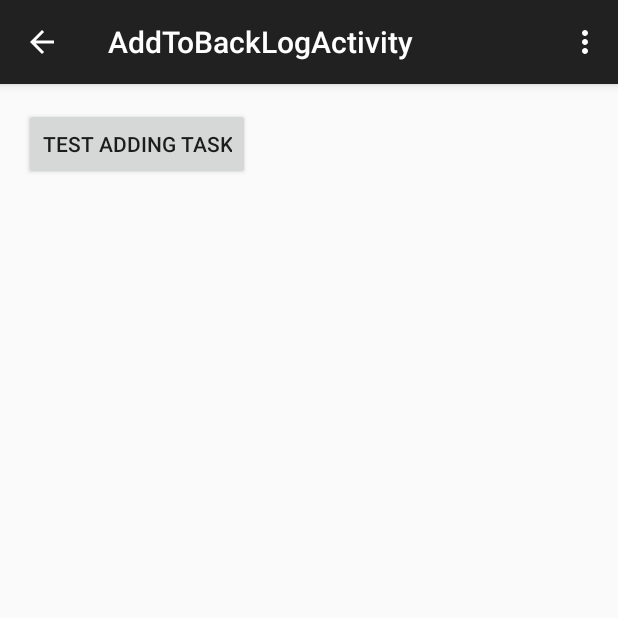
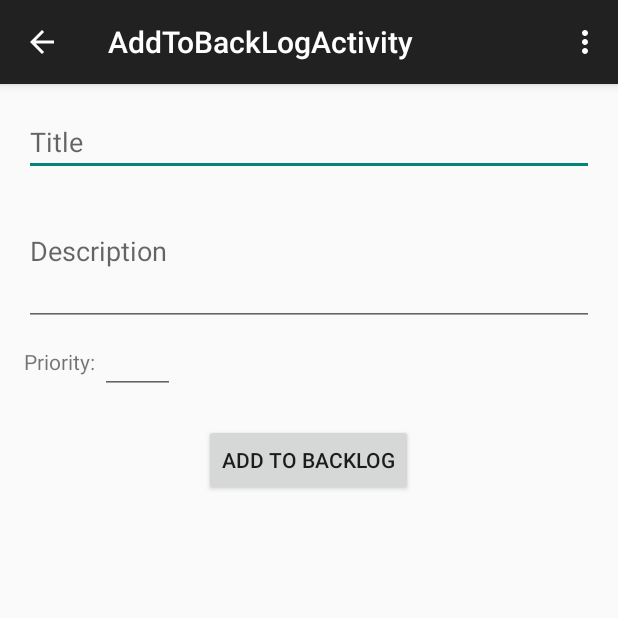
Before and after one commit to ptemplin/scrummaster, an Android app: the AddToBacklogActivity screen opened directly, with no data from a screen before it, on a phone screen of 412 x 824 dp, the top half of it. Run offline under Robolectric (Android 15) with nearby library versions, the phone set to English and light mode, and no system bars.

Commit message:
Added functionality to backlog

```diff
--- a/app/src/main/res/layout/activity_add_to_back_log.xml
+++ b/app/src/main/res/layout/activity_add_to_back_log.xml
@@ -1,15 +1,43 @@
-<RelativeLayout xmlns:android="http://schemas.android.com/apk/res/android"
+<LinearLayout xmlns:android="http://schemas.android.com/apk/res/android"
     xmlns:tools="http://schemas.android.com/tools" android:layout_width="match_parent"
     android:layout_height="match_parent" android:paddingLeft="@dimen/activity_horizontal_margin"
     android:paddingRight="@dimen/activity_horizontal_margin"
     android:paddingTop="@dimen/activity_vertical_margin"
     android:paddingBottom="@dimen/activity_vertical_margin"
+    android:orientation="vertical"
     tools:context="com.petertemplin.scrummaster.activity.AddToBacklogActivity">
 
-    <Button android:id="@+id/testAddTask"
+    <EditText android:id="@+id/editName"
+        android:layout_width="match_parent"
         android:layout_height="wrap_content"
+        android:hint="Title"></EditText>
+
+    <EditText android:id="@+id/editDescription"
+        android:layout_width="match_parent"
+        android:layout_height="100dp"
+        android:hint="Description"></EditText>
+
+    <LinearLayout
+        android:layout_width="match_parent"
+        android:layout_height="wrap_content"
+        android:orientation="horizontal">
+        <TextView android:layout_height="wrap_content"
+            android:layout_width="wrap_content"
+            android:text="Priority: ">
+        </TextView>
+        <EditText android:id="@+id/editPriority"
+            android:layout_height="wrap_content"
+            android:layout_width="50dp">
+        </EditText>
+    </LinearLayout>
+
+    <Button
+        android:id="@+id/addToBacklogSubmit"
         android:layout_width="wrap_content"
-        android:text="Test Adding Task">
-    </Button>
+        android:layout_height="wrap_content"
+        android:layout_gravity="center"
+        android:layout_marginTop="20dp"
+        android:text="Add To Backlog"/>
 
-</RelativeLayout>
+
+</LinearLayout>
--- a/app/src/main/res/layout/activity_view_task.xml
+++ b/app/src/main/res/layout/activity_view_task.xml
@@ -9,7 +9,9 @@
 
     <TextView android:id="@+id/viewTaskTitle"
         android:layout_width="wrap_content"
-        android:layout_height="wrap_content" />
+        android:layout_height="wrap_content"
+        android:textSize="20sp"
+        android:textStyle="bold"/>
     <TextView android:id="@+id/viewTaskDescription"
         android:layout_width="wrap_content"
         android:layout_height="wrap_content" />
--- a/app/src/main/res/layout/task_list_item.xml
+++ b/app/src/main/res/layout/task_list_item.xml
@@ -1,7 +1,7 @@
 <?xml version="1.0" encoding="utf-8"?>
     <TextView android:id="@+id/name"
         xmlns:android="http://schemas.android.com/apk/res/android"
-        android:layout_width="wrap_content"
+        android:layout_width="match_parent"
         android:layout_height="wrap_content"
         android:padding="5dp"
         android:textSize="15sp"
```
Also changed, not shown: app/src/main/java/com/petertemplin/scrummaster/activity/AddToBacklogActivity.java (+35 -7 lines), app/src/main/java/com/petertemplin/scrummaster/activity/ViewBacklogActivity.java (+8 -8 lines), app/src/main/java/com/petertemplin/scrummaster/activity/ViewTaskActivity.java (+56 -1 lines), app/src/main/java/com/petertemplin/scrummaster/data/DataUtils.java (+8 -3 lines), app/src/main/java/com/petertemplin/scrummaster/models/Task.java (+4 -4 lines).
